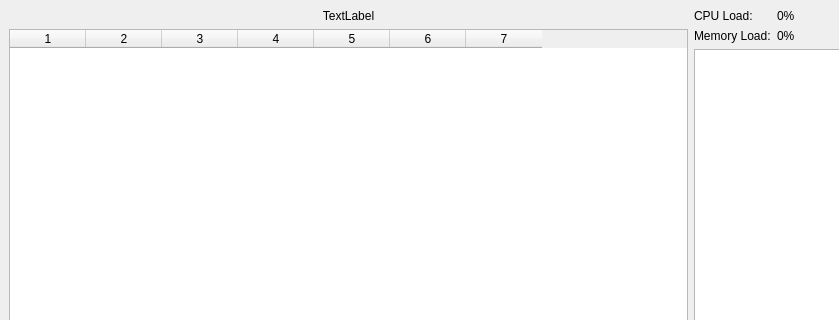
BryceGo/HP-Forwarder, file gui/main_ui.ui: the form before one commit; both pictures show x 0 to 839 and y 0 to 320 of the 959 by 491 pixel window.
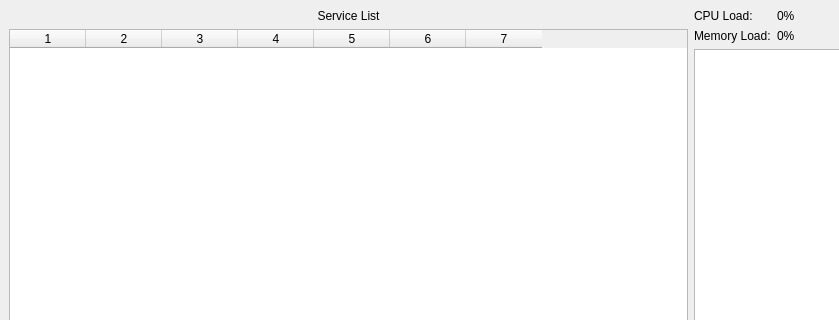
The form after the commit.

What changed in the file:
```diff
--- a/gui/main_ui.ui
+++ b/gui/main_ui.ui
@@ -20,7 +20,7 @@
       <item>
        <widget class="QLabel" name="label">
         <property name="text">
-         <string>TextLabel</string>
+         <string>Service List</string>
         </property>
         <property name="alignment">
          <set>Qt::AlignCenter</set>
```
